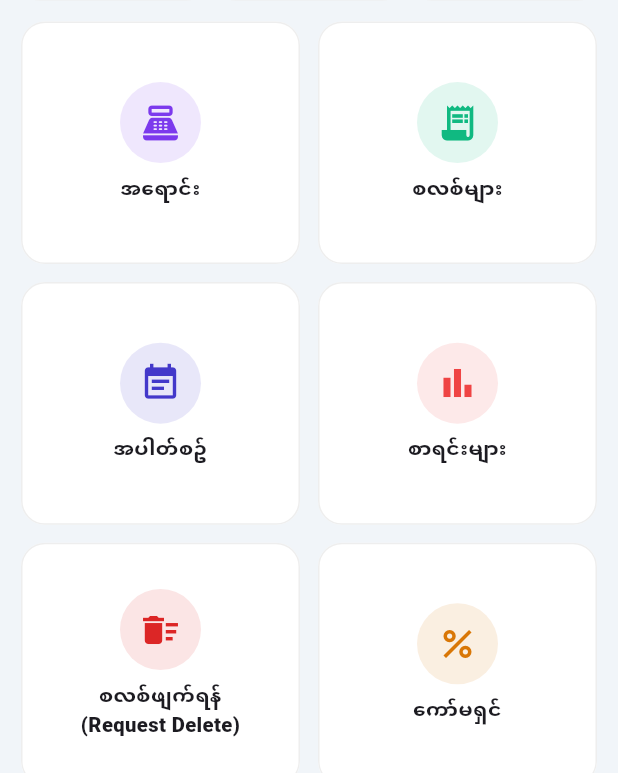
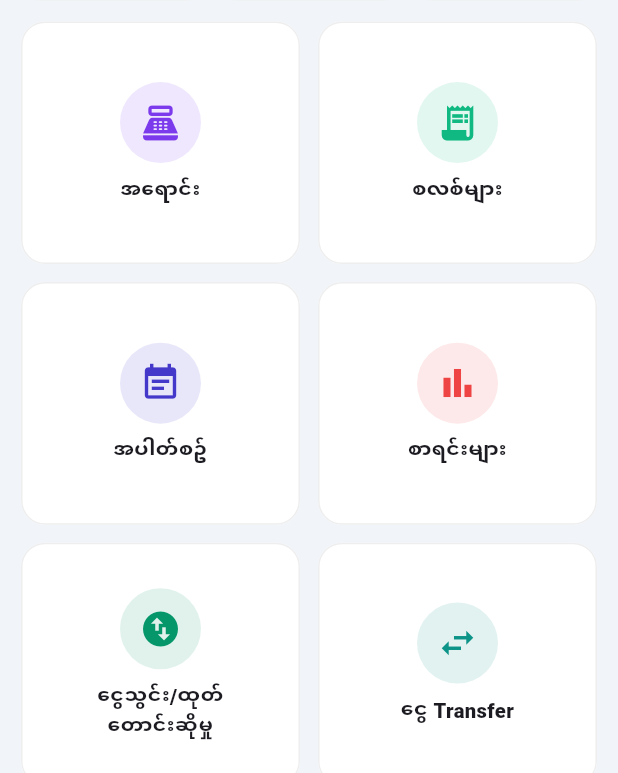
Before and after one commit to zawminhtutx/online-lottosale-multifilesystem, a Flutter app: the HomeScreen screen opened directly, on a phone screen of 412 x 824 dp, the part 463-1236 px from its top. Run offline on Flutter 3.47's test engine with Material 3 defaults, Android fonts, the phone set to English and light mode, and no system bars; our stand-ins replace audioplayers, image_picker, permission_handler, share_plus, shared_preferences; missing offline and left inert: esc_pos_utils_plus, google_mlkit_text_recognition, print_bluetooth_thermal; accounts and stored records are empty; network calls fail.

Commit message:
Remove master's upward-request button; pair dashboard tiles.
- Wallet requests: the "Admin ထံ တောင်းမည်" FAB is removed for
  master accounts — a master no longer asks the admin for money.
  Agents still have "အထက်အကောင့်ထံ တောင်းမည်" to ask their master.
- Dashboard tile order: ငွေသွင်း/ထုတ် and ငွေ Transfer are now a
  consecutive pair, and အလျော်အဆ and အလျော်အဆတွဲ are a consecutive
  pair, so they land side-by-side on a 2-column phone grid.

Co-Authored-By: Claude Sonnet 4.6 <noreply@anthropic.com>

```diff
--- a/online-admin-mobile/lib/screens/home_screen.dart
+++ b/online-admin-mobile/lib/screens/home_screen.dart
@@ -59,15 +59,15 @@ class _HomeScreenState extends State<HomeScreen> {
     _Tile('စလစ်များ', Icons.receipt_long, const Color(0xFF10B981), (_) => const SlipsScreen()),
     _Tile('အပါတ်စဥ်', Icons.event_note, const Color(0xFF4338CA), (_) => const TermsScreen()),
     _Tile('စာရင်းများ', Icons.bar_chart, const Color(0xFFEF4444), (_) => const ReportScreen()),
-    _Tile('စလစ်ဖျက်ရန်\n(Request Delete)', Icons.delete_sweep, const Color(0xFFDC2626), (_) => const SlipCancelRequestsScreen(), slipDeletes: true),
-    _Tile('ကော်မရှင်', Icons.percent, const Color(0xFFD97706), (_) => const CommissionsScreen()),
-    _Tile('အလျော်အဆတွဲ', Icons.link, const Color(0xFF7C3AED), (_) => const PrizeAssignScreen()),
     _Tile('ငွေသွင်း/ထုတ်\nတောင်းဆိုမှု', Icons.swap_vert_circle, const Color(0xFF059669), (_) => const WalletRequestsScreen(), requests: true),
     _Tile('ငွေ Transfer', Icons.swap_horiz, const Color(0xFF0D9488), (_) => const WalletTransferScreen()),
-    _Tile('Masters', Icons.workspace_premium, const Color(0xFFBE185D), (_) => const AccountsScreen(role: 'master')),
     _Tile('Agents', Icons.support_agent, const Color(0xFFEA580C), (_) => const AccountsScreen(role: 'agent')),
     _Tile('Users', Icons.groups, const Color(0xFF0EA5E9), (_) => const AccountsScreen(role: 'user')),
+    _Tile('ကော်မရှင်', Icons.percent, const Color(0xFFD97706), (_) => const CommissionsScreen()),
+    _Tile('စလစ်ဖျက်ရန်\n(Request Delete)', Icons.delete_sweep, const Color(0xFFDC2626), (_) => const SlipCancelRequestsScreen(), slipDeletes: true),
     _Tile('အလျော်အဆ', Icons.emoji_events, const Color(0xFFCA8A04), (_) => const PrizeRatesScreen()),
+    _Tile('အလျော်အဆတွဲ', Icons.link, const Color(0xFF7C3AED), (_) => const PrizeAssignScreen()),
+    _Tile('Masters', Icons.workspace_premium, const Color(0xFFBE185D), (_) => const AccountsScreen(role: 'master')),
     _Tile('Admins', Icons.admin_panel_settings, const Color(0xFF7C3AED), (_) => const AccountsScreen(role: 'admin')),
   ];
 
--- a/online-admin-mobile/lib/screens/wallet_requests_screen.dart
+++ b/online-admin-mobile/lib/screens/wallet_requests_screen.dart
@@ -134,11 +134,11 @@ class _WalletRequestsScreenState extends State<WalletRequestsScreen> {
     final session = context.read<Session>();
     return Scaffold(
       appBar: AppBar(title: const Text('ငွေသွင်း/ထုတ် တောင်းဆိုမှု')),
-      floatingActionButton: session.isDownline
+      floatingActionButton: session.isAgent
           ? FloatingActionButton.extended(
               onPressed: _askUpline,
               icon: const Icon(Icons.call_made),
-              label: Text(session.isMaster ? 'Admin ထံ တောင်းမည်' : 'အထက်အကောင့်ထံ တောင်းမည်'))
+              label: const Text('အထက်အကောင့်ထံ တောင်းမည်'))
           : null,
       body: Column(children: [
         Padding(
@@ -311,7 +311,7 @@ class _AskUplineScreenState extends State<_AskUplineScreen> {
     final p = widget.payTo;
     final deposit = type == 'deposit';
     return Scaffold(
-      appBar: AppBar(title: Text(context.read<Session>().isMaster ? 'Admin ထံ တောင်းမည်' : 'အထက်အကောင့်ထံ တောင်းမည်')),
+      appBar: AppBar(title: const Text('အထက်အကောင့်ထံ တောင်းမည်')),
       body: ContentWidth(
         maxWidth: 640,
         child: ListView(padding: const EdgeInsets.all(14), children: [
```
